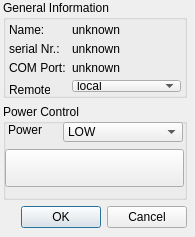
Qt form SuperlumBL/dialogSuperlumBL.ui (itom-project/plugins) before a commit.
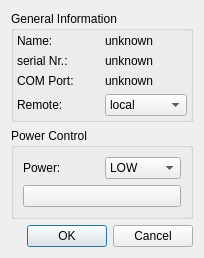
The same form after that commit. Icons and pictures are not drawn.

Patch:
```diff
--- a/SuperlumBL/dialogSuperlumBL.ui
+++ b/SuperlumBL/dialogSuperlumBL.ui
@@ -6,49 +6,18 @@
    <rect>
     <x>0</x>
     <y>0</y>
-    <width>195</width>
-    <height>237</height>
+    <width>204</width>
+    <height>249</height>
    </rect>
   </property>
-  <property name="minimumSize">
-   <size>
-    <width>195</width>
-    <height>237</height>
-   </size>
-  </property>
-  <property name="maximumSize">
-   <size>
-    <width>195</width>
-    <height>237</height>
-   </size>
-  </property>
   <property name="windowTitle">
    <string>Superlum BroadSweeper</string>
   </property>
-  <widget class="QWidget" name="layoutWidget">
-   <property name="geometry">
-    <rect>
-     <x>0</x>
-     <y>0</y>
-     <width>191</width>
-     <height>231</height>
-    </rect>
-   </property>
+  <layout class="QGridLayout" name="gridLayout_3">
+   <item row="0" column="0">
    <layout class="QGridLayout" name="gridLayout">
     <item row="0" column="0">
      <widget class="QGroupBox" name="groupBox">
-      <property name="minimumSize">
-       <size>
-        <width>184</width>
-        <height>98</height>
-       </size>
-      </property>
-      <property name="maximumSize">
-       <size>
-        <width>184</width>
-        <height>98</height>
-       </size>
-      </property>
       <property name="title">
        <string>General Information</string>
       </property>
@@ -74,12 +43,6 @@
        </item>
        <item row="0" column="0">
         <widget class="QLabel" name="label_3">
-         <property name="minimumSize">
-          <size>
-           <width>0</width>
-           <height>0</height>
-          </size>
-         </property>
          <property name="text">
           <string>Name:</string>
          </property>
@@ -93,18 +56,6 @@
            <verstretch>0</verstretch>
           </sizepolicy>
          </property>
-         <property name="minimumSize">
-          <size>
-           <width>0</width>
-           <height>0</height>
-          </size>
-         </property>
-         <property name="maximumSize">
-          <size>
-           <width>16777215</width>
-           <height>16777215</height>
-          </size>
-         </property>
          <item>
           <property name="text">
            <string>local</string>
@@ -126,12 +77,6 @@
        </item>
        <item row="1" column="0">
         <widget class="QLabel" name="label_2">
-         <property name="minimumSize">
-          <size>
-           <width>0</width>
-           <height>0</height>
-          </size>
-         </property>
          <property name="text">
           <string>serial Nr.: </string>
          </property>
@@ -146,18 +91,6 @@
        </item>
        <item row="3" column="0">
         <widget class="QLabel" name="label_18">
-         <property name="minimumSize">
-          <size>
-           <width>41</width>
-           <height>20</height>
-          </size>
-         </property>
-         <property name="maximumSize">
-          <size>
-           <width>41</width>
-           <height>20</height>
-          </size>
-         </property>
          <property name="text">
           <string>Remote:</string>
          </property>
@@ -165,12 +98,6 @@
        </item>
        <item row="2" column="0">
         <widget class="QLabel" name="label_4">
-         <property name="minimumSize">
-          <size>
-           <width>0</width>
-           <height>0</height>
-          </size>
-         </property>
          <property name="text">
           <string>COM Port:</string>
          </property>
@@ -181,18 +108,6 @@
     </item>
     <item row="2" column="0">
      <widget class="QDialogButtonBox" name="buttonBox">
-      <property name="minimumSize">
-       <size>
-        <width>184</width>
-        <height>23</height>
-       </size>
-      </property>
-      <property name="maximumSize">
-       <size>
-        <width>184</width>
-        <height>23</height>
-       </size>
-      </property>
       <property name="orientation">
        <enum>Qt::Horizontal</enum>
       </property>
@@ -203,35 +118,50 @@
     </item>
     <item row="1" column="0">
      <widget class="QGroupBox" name="groupBox_Power">
-      <property name="minimumSize">
-       <size>
-        <width>184</width>
-        <height>96</height>
-       </size>
-      </property>
-      <property name="maximumSize">
-       <size>
-        <width>184</width>
-        <height>96</height>
-       </size>
-      </property>
       <property name="title">
        <string>Power Control</string>
       </property>
+       <layout class="QGridLayout" name="gridLayout_4">
+        <item row="0" column="0">
+         <widget class="QLabel" name="label_Power_Mode">
+          <property name="font">
+           <font>
+            <weight>50</weight>
+            <bold>false</bold>
+           </font>
+          </property>
+          <property name="text">
+           <string>Power:</string>
+          </property>
+         </widget>
+        </item>
+        <item row="0" column="1">
+         <widget class="QComboBox" name="comboBox_Power_Mode">
+          <property name="sizePolicy">
+           <sizepolicy hsizetype="Preferred" vsizetype="Preferred">
+            <horstretch>0</horstretch>
+            <verstretch>0</verstretch>
+           </sizepolicy>
+          </property>
+          <item>
+           <property name="text">
+            <string>LOW</string>
+           </property>
+          </item>
+          <item>
+           <property name="text">
+            <string>HIGH</string>
+           </property>
+          </item>
+         </widget>
+        </item>
+        <item row="1" column="0" colspan="2">
       <widget class="QPushButton" name="btn_Optical_Output">
-       <property name="geometry">
-        <rect>
-         <x>2</x>
-         <y>45</y>
-         <width>179</width>
-         <height>38</height>
-        </rect>
-       </property>
-       <property name="minimumSize">
-        <size>
-         <width>95</width>
-         <height>38</height>
-        </size>
+          <property name="sizePolicy">
+           <sizepolicy hsizetype="Minimum" vsizetype="MinimumExpanding">
+            <horstretch>0</horstretch>
+            <verstretch>0</verstretch>
+           </sizepolicy>
        </property>
        <property name="styleSheet">
         <string notr="true"/>
@@ -257,55 +187,13 @@
         <bool>false</bool>
        </property>
       </widget>
-      <widget class="QLabel" name="label_Power_Mode">
-       <property name="geometry">
-        <rect>
-         <x>5</x>
-         <y>18</y>
-         <width>34</width>
-         <height>16</height>
-        </rect>
-       </property>
-       <property name="font">
-        <font>
-         <weight>50</weight>
-         <bold>false</bold>
-        </font>
-       </property>
-       <property name="text">
-        <string>Power:</string>
-       </property>
-      </widget>
-      <widget class="QComboBox" name="comboBox_Power_Mode">
-       <property name="geometry">
-        <rect>
-         <x>60</x>
-         <y>18</y>
-         <width>120</width>
-         <height>20</height>
-        </rect>
-       </property>
-       <property name="sizePolicy">
-        <sizepolicy hsizetype="Preferred" vsizetype="MinimumExpanding">
-         <horstretch>0</horstretch>
-         <verstretch>0</verstretch>
-        </sizepolicy>
-       </property>
-       <item>
-        <property name="text">
-         <string>LOW</string>
-        </property>
-       </item>
-       <item>
-        <property name="text">
-         <string>HIGH</string>
-        </property>
-       </item>
+        </item>
+       </layout>
       </widget>
-     </widget>
-    </item>
-   </layout>
-  </widget>
+     </item>
+    </layout>
+   </item>
+  </layout>
  </widget>
  <resources>
   <include location="superlumBL.qrc"/>
```
Lines whose indentation alone changed are shown as unchanged.
